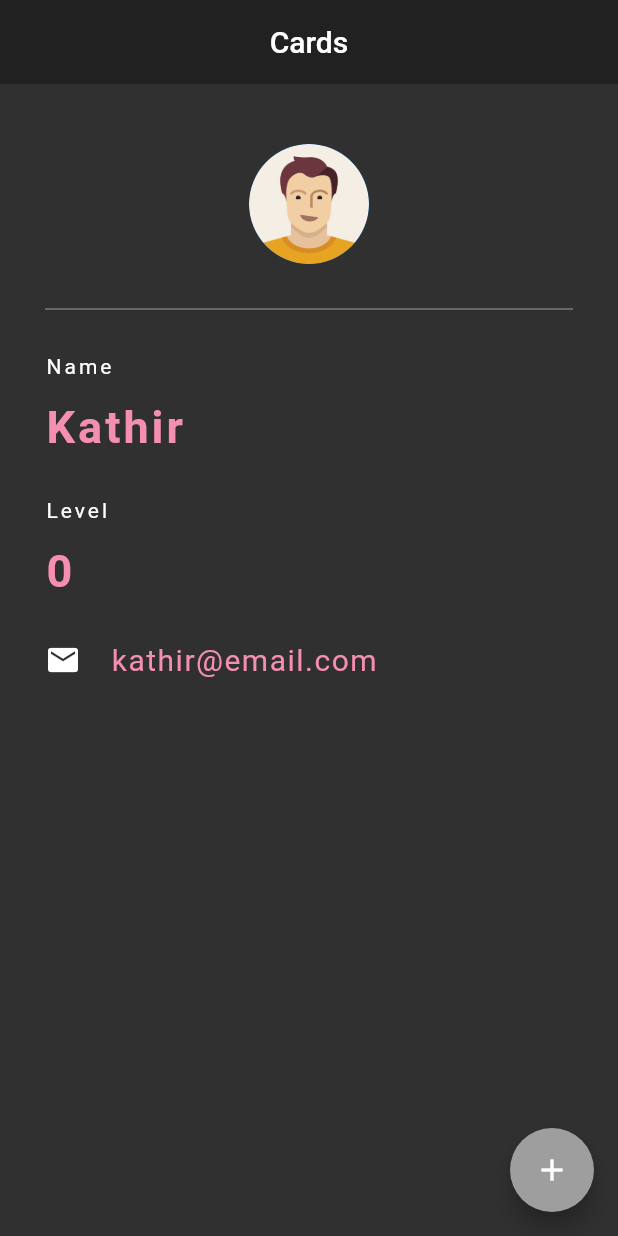
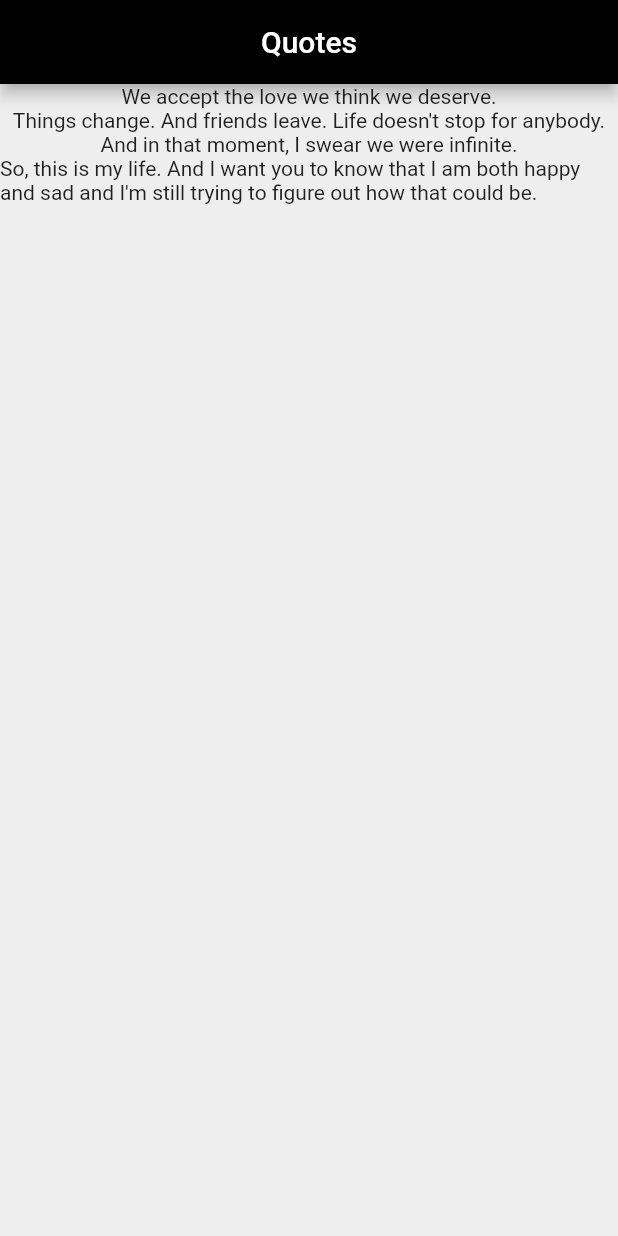
Before and after one commit to KathirvelChandrasekaran/flutter-learning, a Flutter app: the screen it shows after launch, on a phone screen of 412 x 824 dp. Run offline on Flutter 3.47's test engine with Material 2 defaults, Android fonts, the phone set to English and light mode, and no system bars.

Commit message:
working with lists

```diff
--- a/lib/main.dart
+++ b/lib/main.dart
@@ -1,110 +1,141 @@
 import 'package:flutter/material.dart';
 
 void main() => runApp(MaterialApp(
-      home: KathirCards(),
+      home: QuotesList(),
     ));
 
-class KathirCards extends StatefulWidget {
+class QuotesList extends StatefulWidget {
   @override
-  _KathirCardsState createState() => _KathirCardsState();
+  _QuotesListState createState() => _QuotesListState();
 }
 
-class _KathirCardsState extends State<KathirCards> {
-
-  int level = 0;
-
+class _QuotesListState extends State<QuotesList> {
+  List<String> quotes = [
+    "We accept the love we think we deserve.",
+    "Things change. And friends leave. Life doesn't stop for anybody.",
+    "And in that moment, I swear we were infinite.",
+    "So, this is my life. And I want you to know that I am both happy and sad and I'm still trying to figure out how that could be."
+  ];
 
   @override
   Widget build(BuildContext context) {
     return Scaffold(
-      backgroundColor: Colors.grey[850],
+      backgroundColor: Colors.grey[200],
       appBar: AppBar(
-        title: Text('Cards'),
+        title: Text('Quotes'),
         centerTitle: true,
-        backgroundColor: Colors.grey[900],
-        elevation: 0,
+        backgroundColor: Colors.black,
       ),
-      floatingActionButton: FloatingActionButton(
-        onPressed: () {
-          setState(() {
-            level++;
-          });
-        },
-        child: Icon(
-          Icons.add
-        ),
-        backgroundColor: Colors.grey,
-      ),
-      body: Padding(
-        padding: EdgeInsets.fromLTRB(30, 40, 30, 0),
-        child: Column(
-          crossAxisAlignment: CrossAxisAlignment.start,
-          children: <Widget>[
-            Center(
-              child: CircleAvatar(
-                backgroundImage: AssetImage('assets/male-icon.png'),
-                radius: 40,
-              ),
-            ),
-            Divider(
-              height: 60,
-              color: Colors.grey,
-            ),
-            Text(
-              'Name',
-              style: TextStyle(color: Colors.white, letterSpacing: 2),
-            ),
-            SizedBox(
-              height: 15,
-            ),
-            Text(
-              'Kathir',
-              style: TextStyle(
-                  color: Colors.pink[200],
-                  letterSpacing: 2,
-                  fontSize: 30,
-                  fontWeight: FontWeight.bold),
-            ),
-            SizedBox(
-              height: 30,
-            ),
-            Text(
-              'Level',
-              style: TextStyle(color: Colors.white, letterSpacing: 2),
-            ),
-            SizedBox(
-              height: 15,
-            ),
-            Text(
-              '$level',
-              style: TextStyle(
-                  color: Colors.pink[200],
-                  letterSpacing: 2,
-                  fontSize: 30,
-                  fontWeight: FontWeight.bold),
-            ),
-            SizedBox(
-              height: 30,
-            ),
-            Row(
-              children: <Widget>[
-                Icon(
-                  Icons.email,
-                  color: Colors.white,
-                ),
-                SizedBox(
-                  width: 20,
-                ),
-                Text('kathir@email.com', style: TextStyle(
-                  color: Colors.pink[200],
-                  fontSize: 20,
-                  letterSpacing: 1
-                ),)
-              ],
-            ),
-          ],
-        ),
+      body: Column(
+        children: quotes.map((quote) {
+          return Text(quote);
+        }).toList(),
       ),
     );
   }
 }
+
+//class KathirCards extends StatefulWidget {
+//  @override
+//  _KathirCardsState createState() => _KathirCardsState();
+//}
+//
+//class _KathirCardsState extends State<KathirCards> {
+//
+//  int level = 0;
+//
+//
+//  @override
+//  Widget build(BuildContext context) {
+//    return Scaffold(
+//      backgroundColor: Colors.grey[850],
+//      appBar: AppBar(
+//        title: Text('Cards'),
+//        centerTitle: true,
+//        backgroundColor: Colors.grey[900],
+//        elevation: 0,
+//      ),
+//      floatingActionButton: FloatingActionButton(
+//        onPressed: () {
+//          setState(() {
+//            level++;
+//          });
+//        },
+//        child: Icon(
+//          Icons.add
+//        ),
+//        backgroundColor: Colors.grey,
+//      ),
+//      body: Padding(
+//        padding: EdgeInsets.fromLTRB(30, 40, 30, 0),
+//        child: Column(
+//          crossAxisAlignment: CrossAxisAlignment.start,
+//          children: <Widget>[
+//            Center(
+//              child: CircleAvatar(
+//                backgroundImage: AssetImage('assets/male-icon.png'),
+//                radius: 40,
+//              ),
+//            ),
+//            Divider(
+//              height: 60,
+//              color: Colors.grey,
+//            ),
+//            Text(
+//              'Name',
+//              style: TextStyle(color: Colors.white, letterSpacing: 2),
+//            ),
+//            SizedBox(
+//              height: 15,
+//            ),
+//            Text(
+//              'Kathir',
+//              style: TextStyle(
+//                  color: Colors.pink[200],
+//                  letterSpacing: 2,
+//                  fontSize: 30,
+//                  fontWeight: FontWeight.bold),
+//            ),
+//            SizedBox(
+//              height: 30,
+//            ),
+//            Text(
+//              'Level',
+//              style: TextStyle(color: Colors.white, letterSpacing: 2),
+//            ),
+//            SizedBox(
+//              height: 15,
+//            ),
+//            Text(
+//              '$level',
+//              style: TextStyle(
+//                  color: Colors.pink[200],
+//                  letterSpacing: 2,
+//                  fontSize: 30,
+//                  fontWeight: FontWeight.bold),
+//            ),
+//            SizedBox(
+//              height: 30,
+//            ),
+//            Row(
+//              children: <Widget>[
+//                Icon(
+//                  Icons.email,
+//                  color: Colors.white,
+//                ),
+//                SizedBox(
+//                  width: 20,
+//                ),
+//                Text('kathir@email.com', style: TextStyle(
+//                  color: Colors.pink[200],
+//                  fontSize: 20,
+//                  letterSpacing: 1
+//                ),)
+//              ],
+//            ),
+//          ],
+//        ),
+//      ),
+//    );
+//  }
+//}
```
